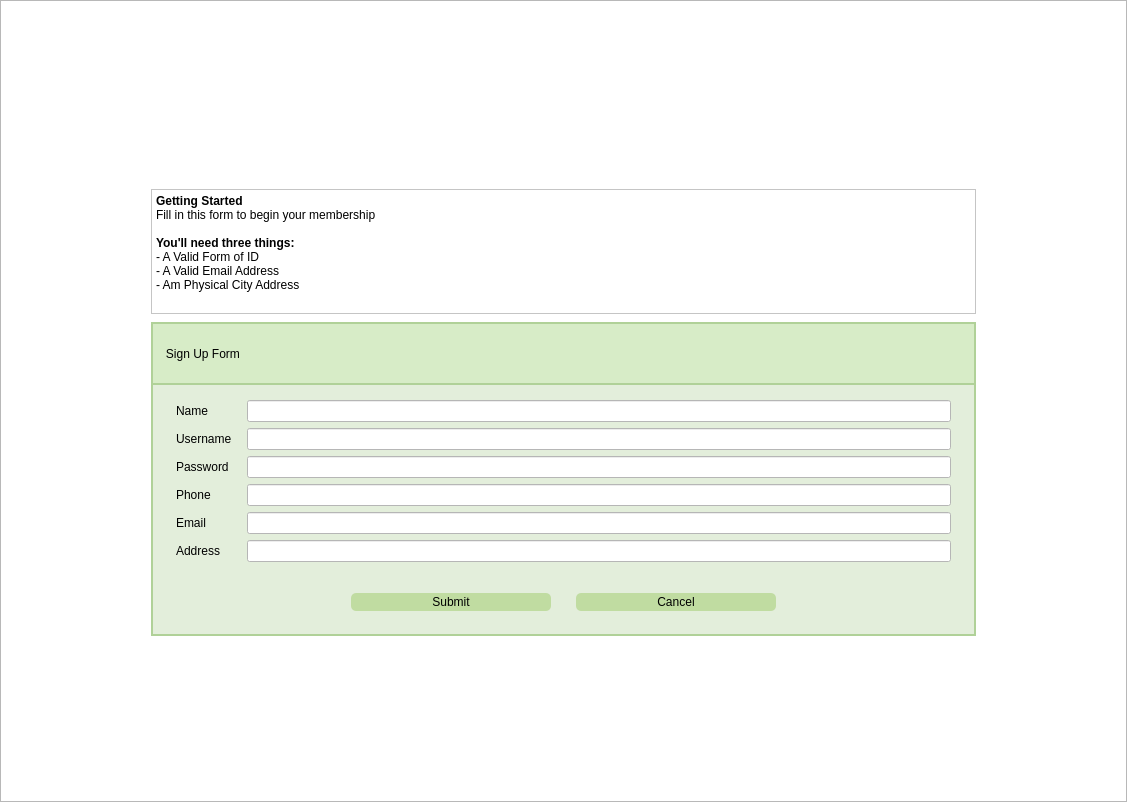
The window that registrationView.ui (Mr-Beastman/CS106_A2) describes before a commit, drawn with Qt 5.
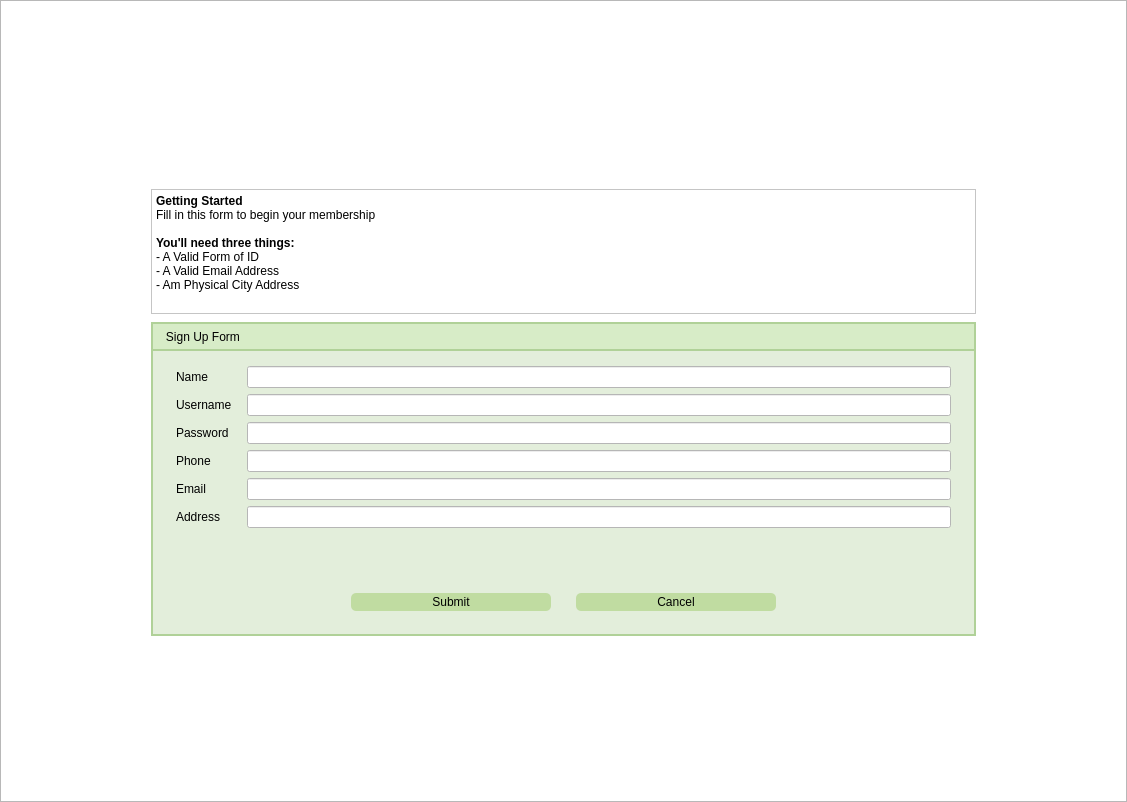
The same window after the commit. Icons and pictures are not drawn.

Diff of the .ui file:
```diff
--- a/registrationView.ui
+++ b/registrationView.ui
@@ -93,8 +93,8 @@
        <rect>
         <x>0</x>
         <y>0</y>
-        <width>1125</width>
-        <height>800</height>
+        <width>1111</width>
+        <height>811</height>
        </rect>
       </property>
       <property name="sizePolicy">
@@ -257,7 +257,7 @@
 	background-color: rgb(227, 238, 219);
 }</string>
             </property>
-            <layout class="QVBoxLayout" name="verticalLayout_6" stretch="0,0,0">
+            <layout class="QVBoxLayout" name="verticalLayout_6" stretch="0,0,0,0">
              <property name="sizeConstraint">
               <enum>QLayout::SizeConstraint::SetDefaultConstraint</enum>
              </property>
@@ -382,6 +382,16 @@
                </layout>
               </widget>
              </item>
+             <item>
+              <widget class="QLabel" name="errorLabel">
+               <property name="text">
+                <string/>
+               </property>
+               <property name="alignment">
+                <set>Qt::AlignmentFlag::AlignCenter</set>
+               </property>
+              </widget>
+             </item>
              <item>
               <widget class="QWidget" name="registerButtonLayout" native="true">
                <property name="minimumSize">
```
